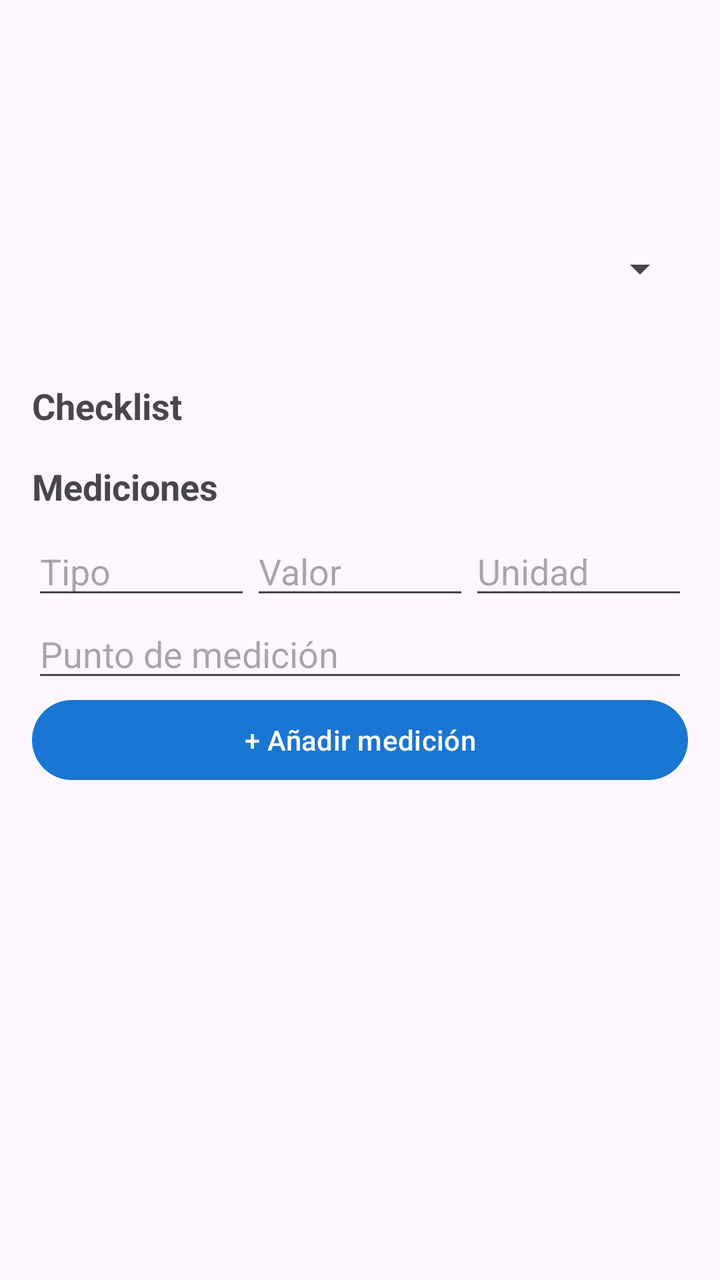
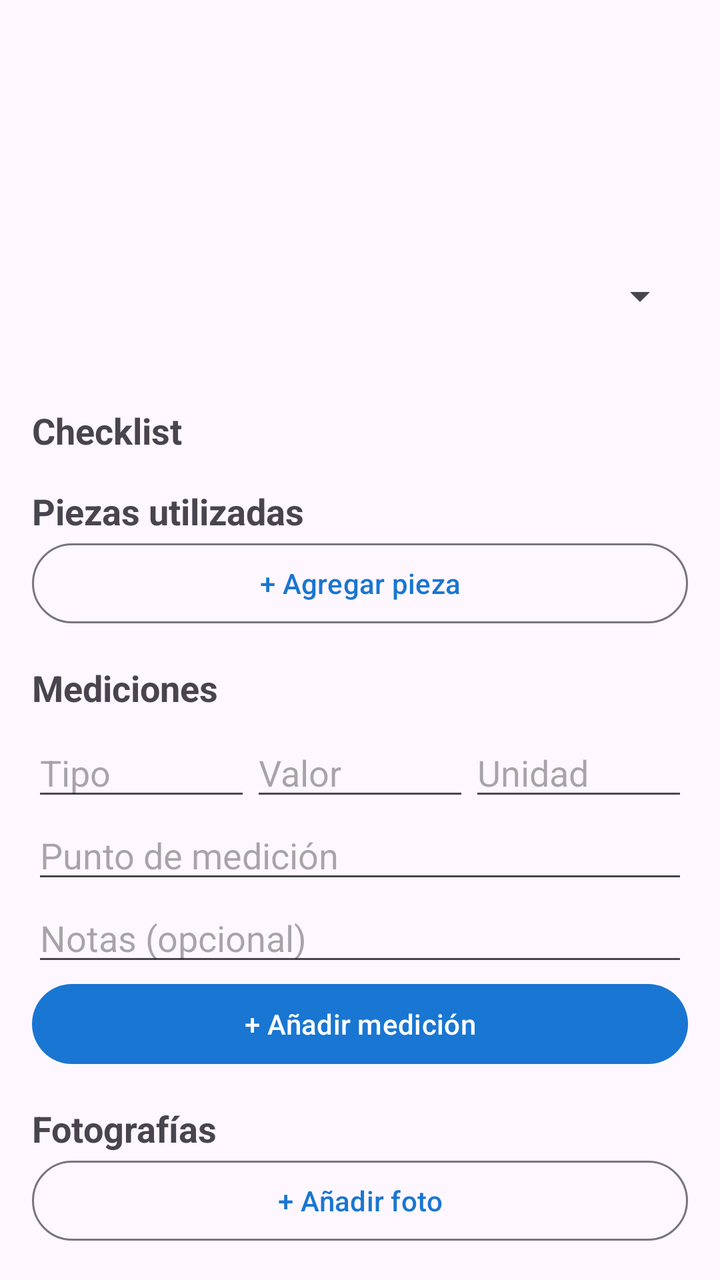

The first picture is an Android layout as it rendered before a commit; the second is the same layout after the commit. The layout source and the unified diff follow.
<!-- AndroidManifest.xml: application theme Theme.CentroReparacion -->
<!-- res/layout/fragment_repair_detail.xml -->
<?xml version="1.0" encoding="utf-8"?>
<androidx.core.widget.NestedScrollView
    xmlns:android="http://schemas.android.com/apk/res/android"
    android:layout_width="match_parent" android:layout_height="match_parent"
    android:padding="16dp">
    <LinearLayout android:layout_width="match_parent" android:layout_height="wrap_content"
        android:orientation="vertical">
        <TextView android:id="@+id/tvHeader" android:layout_width="match_parent"
            android:layout_height="wrap_content" android:textSize="22sp" android:textStyle="bold" />
        <TextView android:id="@+id/tvClient" android:layout_width="match_parent"
            android:layout_height="wrap_content" android:textSize="14sp" android:layout_marginTop="4dp" />
        <TextView android:id="@+id/tvProblem" android:layout_width="match_parent"
            android:layout_height="wrap_content" android:textSize="14sp" android:layout_marginTop="4dp" />
        <TextView android:id="@+id/tvStatus" android:layout_width="match_parent"
            android:layout_height="wrap_content" android:textSize="14sp" android:textStyle="bold" android:layout_marginTop="8dp" />
        <Spinner android:id="@+id/spinnerStatus" android:layout_width="match_parent"
            android:layout_height="wrap_content" android:layout_marginTop="4dp" />
        <TextView android:id="@+id/tvCost" android:layout_width="match_parent"
            android:layout_height="wrap_content" android:textSize="15sp" android:textStyle="bold"
            android:layout_marginTop="8dp" android:textColor="#4CAF50" />

        <TextView android:layout_width="wrap_content" android:layout_height="wrap_content"
            android:text="Checklist" android:textSize="18sp" android:textStyle="bold"
            android:layout_marginTop="16dp" />
        <androidx.recyclerview.widget.RecyclerView android:id="@+id/rvChecklist"
            android:layout_width="match_parent" android:layout_height="wrap_content"
            android:nestedScrollingEnabled="false" />

        <TextView android:layout_width="wrap_content" android:layout_height="wrap_content"
            android:text="Mediciones" android:textSize="18sp" android:textStyle="bold"
            android:layout_marginTop="16dp" />
        <androidx.recyclerview.widget.RecyclerView android:id="@+id/rvMeasurements"
            android:layout_width="match_parent" android:layout_height="wrap_content"
            android:nestedScrollingEnabled="false" />
        <LinearLayout android:layout_width="match_parent" android:layout_height="wrap_content"
            android:orientation="horizontal" android:layout_marginTop="8dp">
            <EditText android:id="@+id/etMeasureType" android:layout_width="0dp"
                android:layout_weight="1" android:layout_height="wrap_content" android:hint="Tipo" />
            <EditText android:id="@+id/etMeasureValue" android:layout_width="0dp"
                android:layout_weight="1" android:layout_height="wrap_content" android:hint="Valor"
                android:inputType="numberDecimal" />
            <EditText android:id="@+id/etMeasureUnit" android:layout_width="0dp"
                android:layout_weight="1" android:layout_height="wrap_content" android:hint="Unidad" />
        </LinearLayout>
        <EditText android:id="@+id/etMeasurePoint" android:layout_width="match_parent"
            android:layout_height="wrap_content" android:hint="Punto de medición" />
        <com.google.android.material.button.MaterialButton
            android:id="@+id/btnAddMeasure" android:layout_width="match_parent"
            android:layout_height="wrap_content" android:text="+ Añadir medición" />
    </LinearLayout>
</androidx.core.widget.NestedScrollView>
<!-- resources referenced by this layout -->
<resources>
  <style name="Theme.CentroReparacion" parent="Theme.Material3.DayNight.NoActionBar">
          <item name="colorPrimary">@color/primary</item>
          <item name="colorPrimaryVariant">@color/primary_dark</item>
          <item name="colorOnPrimary">@color/white</item>
          <item name="colorSecondary">@color/accent</item>
          <item name="android:windowBackground">?android:attr/colorBackground</item>
      </style>
  <color name="primary">#1976D2</color>
  <color name="primary_dark">#0D47A1</color>
  <color name="white">#FFFFFFFF</color>
  <color name="accent">#00BFA5</color>
</resources>

<!-- the commit's change to res/layout/fragment_repair_detail.xml (unified diff, before → after) -->
@@ -5,19 +5,25 @@
     android:padding="16dp">
     <LinearLayout android:layout_width="match_parent" android:layout_height="wrap_content"
         android:orientation="vertical">
+
         <TextView android:id="@+id/tvHeader" android:layout_width="match_parent"
             android:layout_height="wrap_content" android:textSize="22sp" android:textStyle="bold" />
         <TextView android:id="@+id/tvClient" android:layout_width="match_parent"
             android:layout_height="wrap_content" android:textSize="14sp" android:layout_marginTop="4dp" />
+        <TextView android:id="@+id/tvImei" android:layout_width="match_parent"
+            android:layout_height="wrap_content" android:textSize="13sp"
+            android:textColor="?android:attr/textColorSecondary" />
         <TextView android:id="@+id/tvProblem" android:layout_width="match_parent"
             android:layout_height="wrap_content" android:textSize="14sp" android:layout_marginTop="4dp" />
         <TextView android:id="@+id/tvStatus" android:layout_width="match_parent"
-            android:layout_height="wrap_content" android:textSize="14sp" android:textStyle="bold" android:layout_marginTop="8dp" />
+            android:layout_height="wrap_content" android:textSize="14sp" android:textStyle="bold"
+            android:layout_marginTop="8dp" />
         <Spinner android:id="@+id/spinnerStatus" android:layout_width="match_parent"
-            android:layout_height="wrap_content" android:layout_marginTop="4dp" />
+            android:layout_height="wrap_content" />
+
         <TextView android:id="@+id/tvCost" android:layout_width="match_parent"
-            android:layout_height="wrap_content" android:textSize="15sp" android:textStyle="bold"
-            android:layout_marginTop="8dp" android:textColor="#4CAF50" />
+            android:layout_height="wrap_content" android:textSize="14sp"
+            android:fontFamily="monospace" android:layout_marginTop="8dp" />
 
         <TextView android:layout_width="wrap_content" android:layout_height="wrap_content"
             android:text="Checklist" android:textSize="18sp" android:textStyle="bold"
@@ -25,6 +31,17 @@
         <androidx.recyclerview.widget.RecyclerView android:id="@+id/rvChecklist"
             android:layout_width="match_parent" android:layout_height="wrap_content"
             android:nestedScrollingEnabled="false" />
+
+        <TextView android:layout_width="wrap_content" android:layout_height="wrap_content"
+            android:text="Piezas utilizadas" android:textSize="18sp" android:textStyle="bold"
+            android:layout_marginTop="16dp" />
+        <androidx.recyclerview.widget.RecyclerView android:id="@+id/rvUsedParts"
+            android:layout_width="match_parent" android:layout_height="wrap_content"
+            android:nestedScrollingEnabled="false" />
+        <com.google.android.material.button.MaterialButton
+            android:id="@+id/btnAddPart" style="@style/Widget.Material3.Button.OutlinedButton"
+            android:layout_width="match_parent" android:layout_height="wrap_content"
+            android:text="+ Agregar pieza" />
 
         <TextView android:layout_width="wrap_content" android:layout_height="wrap_content"
             android:text="Mediciones" android:textSize="18sp" android:textStyle="bold"
@@ -44,8 +61,31 @@
         </LinearLayout>
         <EditText android:id="@+id/etMeasurePoint" android:layout_width="match_parent"
             android:layout_height="wrap_content" android:hint="Punto de medición" />
+        <EditText android:id="@+id/etMeasureNotes" android:layout_width="match_parent"
+            android:layout_height="wrap_content" android:hint="Notas (opcional)" />
         <com.google.android.material.button.MaterialButton
             android:id="@+id/btnAddMeasure" android:layout_width="match_parent"
             android:layout_height="wrap_content" android:text="+ Añadir medición" />
+
+        <TextView android:layout_width="wrap_content" android:layout_height="wrap_content"
+            android:text="Fotografías" android:textSize="18sp" android:textStyle="bold"
+            android:layout_marginTop="16dp" />
+        <androidx.recyclerview.widget.RecyclerView android:id="@+id/rvPhotos"
+            android:layout_width="match_parent" android:layout_height="wrap_content"
+            android:nestedScrollingEnabled="false" />
+        <com.google.android.material.button.MaterialButton
+            android:id="@+id/btnAddPhoto" style="@style/Widget.Material3.Button.OutlinedButton"
+            android:layout_width="match_parent" android:layout_height="wrap_content"
+            android:text="+ Añadir foto" />
+
+        <com.google.android.material.button.MaterialButton
+            android:id="@+id/btnExportPdf" android:layout_width="match_parent"
+            android:layout_height="wrap_content" android:text="📄 Exportar PDF"
+            android:layout_marginTop="16dp" />
+
+        <com.google.android.material.button.MaterialButton
+            android:id="@+id/btnDeleteRepair" style="@style/Widget.Material3.Button.TextButton"
+            android:layout_width="match_parent" android:layout_height="wrap_content"
+            android:text="Eliminar reparación" android:textColor="#F44336" />
     </LinearLayout>
 </androidx.core.widget.NestedScrollView>
